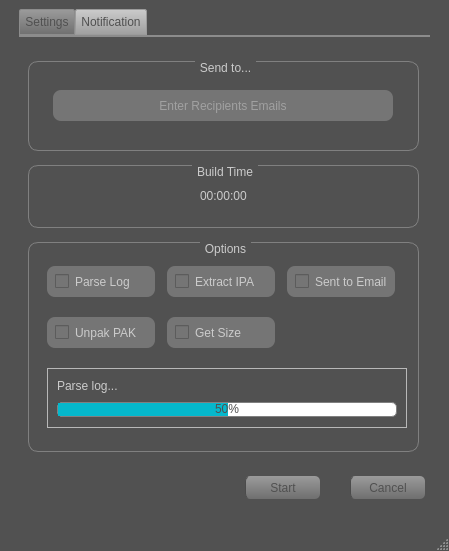
Qt form UI/building_notification_3.ui (ADemnichenko/Building_Notification) before a commit.
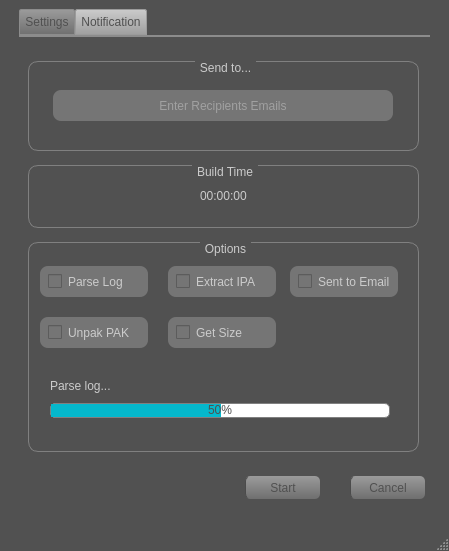
The same form after that commit.

Diff of the .ui file:
```diff
--- a/UI/building_notification_3.ui
+++ b/UI/building_notification_3.ui
@@ -954,9 +954,15 @@
                <enum>QFrame::Raised</enum>
               </property>
               <layout class="QGridLayout" name="gridLayout_13">
+               <property name="leftMargin">
+                <number>0</number>
+               </property>
                <property name="topMargin">
                 <number>0</number>
                </property>
+               <property name="rightMargin">
+                <number>0</number>
+               </property>
                <property name="bottomMargin">
                 <number>0</number>
                </property>
@@ -1116,7 +1122,7 @@
                   </size>
                  </property>
                  <property name="frameShape">
-                  <enum>QFrame::StyledPanel</enum>
+                  <enum>QFrame::NoFrame</enum>
                  </property>
                  <property name="frameShadow">
                   <enum>QFrame::Raised</enum>
```
Left out of the diff: 4 changed lines with no effect on the pictures.
